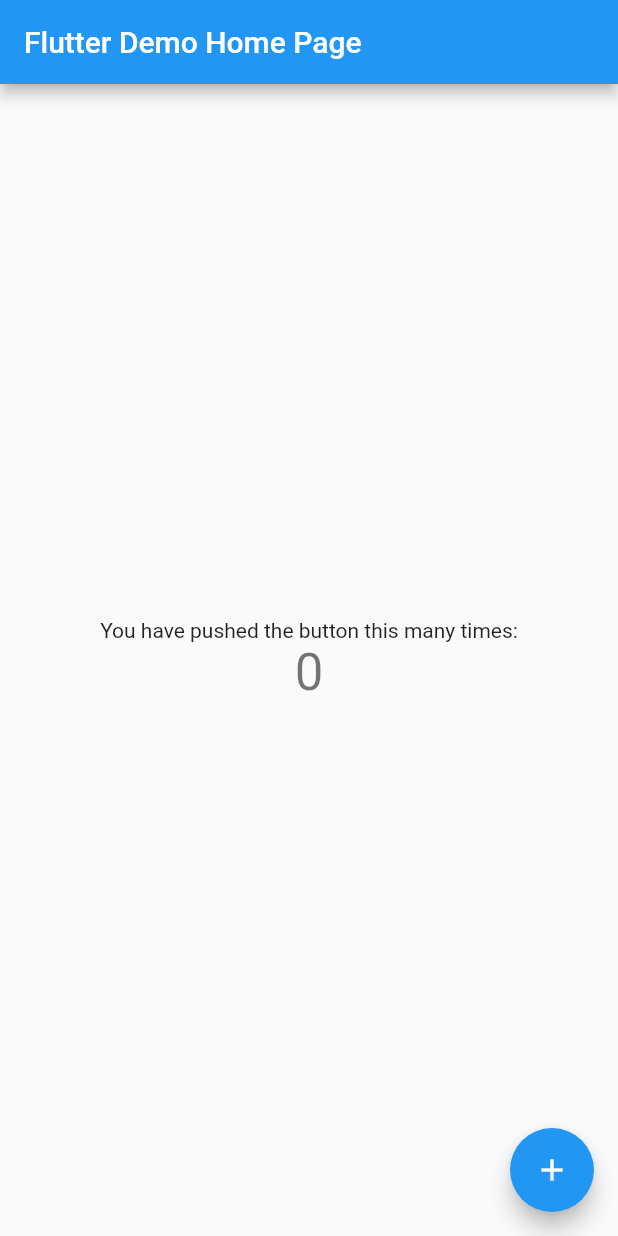
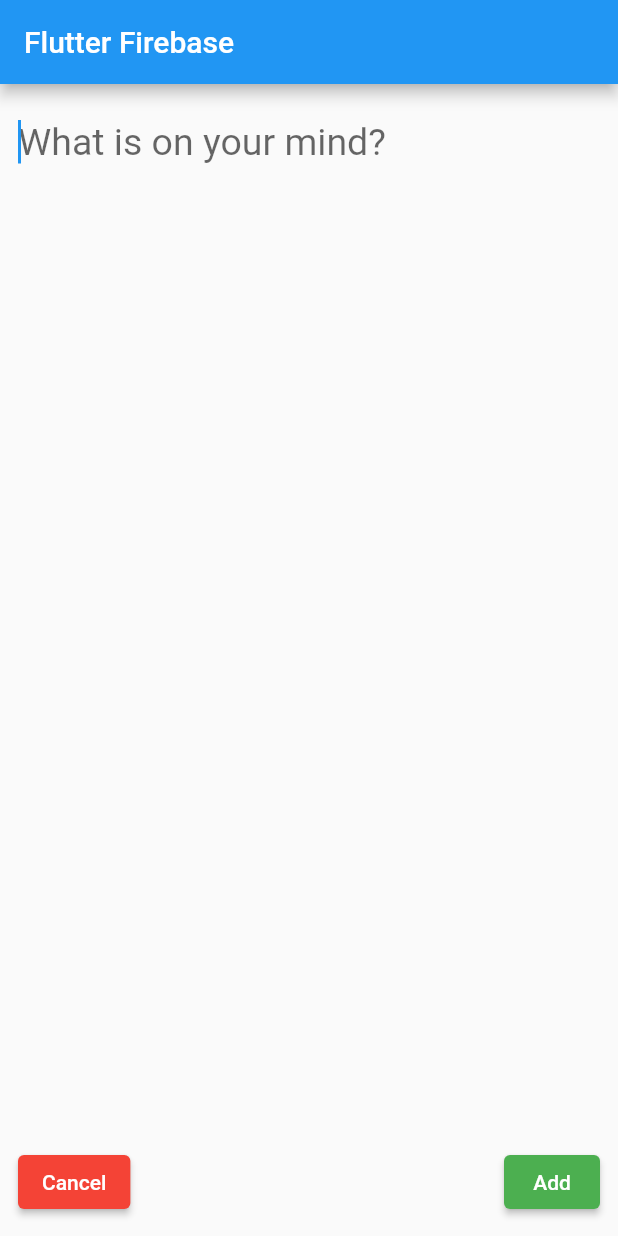
Before and after one commit to bihim/firebase_getx, a Flutter app: the screen it shows after launch, on a phone screen of 412 x 824 dp. Run offline on Flutter 3.47's test engine with Material 2 defaults, Android fonts, the phone set to English and light mode, and no system bars; our stand-ins replace get.

Commit message:
Added something

```diff
--- a/lib/controllers/TodoControllers.dart
+++ b/lib/controllers/TodoControllers.dart
@@ -0,0 +1,6 @@
+import 'package:firebase_getx/models/Todo.dart';
+import 'package:get/get.dart';
+
+class TodoControllers extends GetxController {
+  var todos = <Todo>[].obs;
+}
--- a/lib/main.dart
+++ b/lib/main.dart
@@ -1,113 +1,21 @@
+import 'package:firebase_getx/screens/TodoScreen.dart';
 import 'package:flutter/material.dart';
+import 'package:get/get_navigation/get_navigation.dart';
 
 void main() {
   runApp(MyApp());
 }
 
 class MyApp extends StatelessWidget {
-  // This widget is the root of your application.
   @override
   Widget build(BuildContext context) {
-    return MaterialApp(
-      title: 'Flutter Demo',
+    return GetMaterialApp(
+      debugShowCheckedModeBanner: false,
+      title: 'Flutter Firebase Getx',
       theme: ThemeData(
-        // This is the theme of your application.
-        //
-        // Try running your application with "flutter run". You'll see the
-        // application has a blue toolbar. Then, without quitting the app, try
-        // changing the primarySwatch below to Colors.green and then invoke
-        // "hot reload" (press "r" in the console where you ran "flutter run",
-        // or simply save your changes to "hot reload" in a Flutter IDE).
-        // Notice that the counter didn't reset back to zero; the application
-        // is not restarted.
         primarySwatch: Colors.blue,
       ),
-      home: MyHomePage(title: 'Flutter Demo Home Page'),
+      home: TodoScreen(),
     );
   }
 }
-
-class MyHomePage extends StatefulWidget {
-  MyHomePage({Key? key, required this.title}) : super(key: key);
-
-  // This widget is the home page of your application. It is stateful, meaning
-  // that it has a State object (defined below) that contains fields that affect
-  // how it looks.
-
-  // This class is the configuration for the state. It holds the values (in this
-  // case the title) provided by the parent (in this case the App widget) and
-  // used by the build method of the State. Fields in a Widget subclass are
-  // always marked "final".
-
-  final String title;
-
-  @override
-  _MyHomePageState createState() => _MyHomePageState();
-}
-
-class _MyHomePageState extends State<MyHomePage> {
-  int _counter = 0;
-
-  void _incrementCounter() {
-    setState(() {
-      // This call to setState tells the Flutter framework that something has
-      // changed in this State, which causes it to rerun the build method below
-      // so that the display can reflect the updated values. If we changed
-      // _counter without calling setState(), then the build method would not be
-      // called again, and so nothing would appear to happen.
-      _counter++;
-    });
-  }
-
-  @override
-  Widget build(BuildContext context) {
-    // This method is rerun every time setState is called, for instance as done
-    // by the _incrementCounter method above.
-    //
-    // The Flutter framework has been optimized to make rerunning build methods
-    // fast, so that you can just rebuild anything that needs updating rather
-    // than having to individually change instances of widgets.
-    return Scaffold(
-      appBar: AppBar(
-        // Here we take the value from the MyHomePage object that was created by
-        // the App.build method, and use it to set our appbar title.
-        title: Text(widget.title),
-      ),
-      body: Center(
-        // Center is a layout widget. It takes a single child and positions it
-        // in the middle of the parent.
-        child: Column(
-          // Column is also a layout widget. It takes a list of children and
-          // arranges them vertically. By default, it sizes itself to fit its
-          // children horizontally, and tries to be as tall as its parent.
-          //
-          // Invoke "debug painting" (press "p" in the console, choose the
-          // "Toggle Debug Paint" action from the Flutter Inspector in Android
-          // Studio, or the "Toggle Debug Paint" command in Visual Studio Code)
-          // to see the wireframe for each widget.
-          //
-          // Column has various properties to control how it sizes itself and
-          // how it positions its children. Here we use mainAxisAlignment to
-          // center the children vertically; the main axis here is the vertical
-          // axis because Columns are vertical (the cross axis would be
-          // horizontal).
-          mainAxisAlignment: MainAxisAlignment.center,
-          children: <Widget>[
-            Text(
-              'You have pushed the button this many times:',
-            ),
-            Text(
-              '$_counter',
-              style: Theme.of(context).textTheme.headline4,
-            ),
-          ],
-        ),
-      ),
-      floatingActionButton: FloatingActionButton(
-        onPressed: _incrementCounter,
-        tooltip: 'Increment',
-        child: Icon(Icons.add),
-      ), // This trailing comma makes auto-formatting nicer for build methods.
-    );
-  }
-}
--- a/lib/models/Todo.dart
+++ b/lib/models/Todo.dart
@@ -0,0 +1,6 @@
+class Todo {
+  String text;
+  bool done;
+
+  Todo({required this.text, required this.done});
+}
--- a/lib/screens/TodoScreen.dart
+++ b/lib/screens/TodoScreen.dart
@@ -0,0 +1,55 @@
+import 'package:flutter/material.dart';
+
+class TodoScreen extends StatelessWidget {
+  @override
+  Widget build(BuildContext context) {
+    return Scaffold(
+      appBar: AppBar(
+        title: Text("Flutter Firebase"),
+      ),
+      body: Padding(
+        padding: EdgeInsets.all(12),
+        child: Container(
+          child: Column(
+            children: [
+              Expanded(
+                child: TextField(
+                  autofocus: true,
+                  decoration: InputDecoration(
+                    hintText: "What is on your mind?",
+                    border: InputBorder.none,
+                    focusedBorder: InputBorder.none,
+                  ),
+                  style: TextStyle(
+                    fontSize: 25,
+                  ),
+                  keyboardType: TextInputType.multiline,
+                  maxLines: 999,
+                ),
+              ),
+              Row(
+                mainAxisAlignment: MainAxisAlignment.spaceBetween,
+                children: [
+                  ElevatedButton(
+                    onPressed: () {},
+                    child: Text("Cancel"),
+                    style: ButtonStyle(
+                      backgroundColor: MaterialStateProperty.all(Colors.red),
+                    ),
+                  ),
+                  ElevatedButton(
+                    onPressed: () {},
+                    child: Text("Add"),
+                    style: ButtonStyle(
+                      backgroundColor: MaterialStateProperty.all(Colors.green),
+                    ),
+                  ),
+                ],
+              ),
+            ],
+          ),
+        ),
+      ),
+    );
+  }
+}
```
Also changed, not shown: lib/screens/HomeScreen.dart (added).
